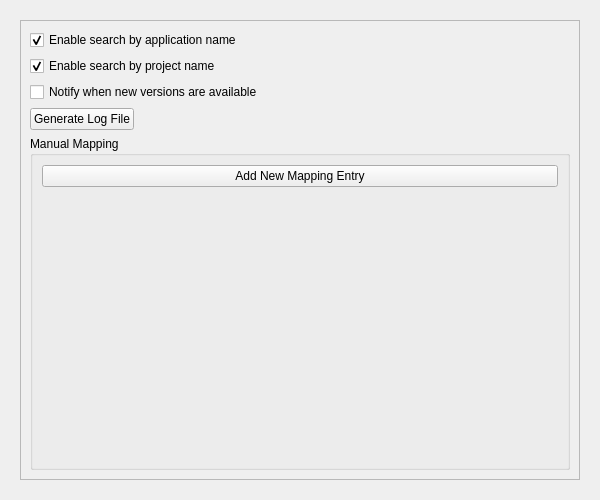
This is src/config/jetbrainsrunner_config.ui in alex1701c/JetBrainsRunner as Qt 5 draws it before an edit. The edited form follows.
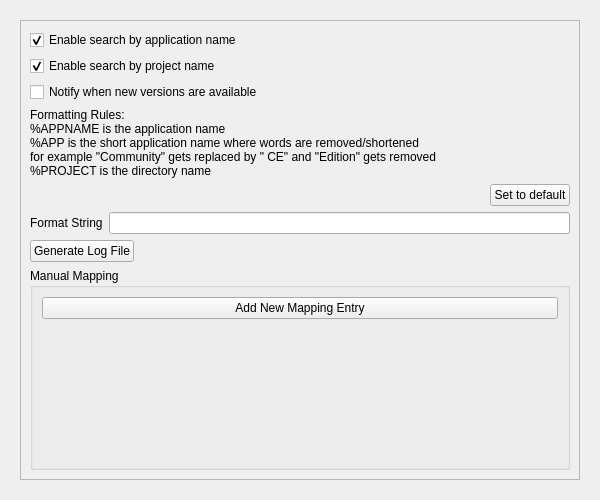
This is the edited form.

```diff
--- a/src/config/jetbrainsrunner_config.ui
+++ b/src/config/jetbrainsrunner_config.ui
@@ -89,6 +89,65 @@
               </property>
              </widget>
             </item>
+            <item>
+             <widget class="QLabel" name="formattingRulesLabel">
+              <property name="text">
+               <string>Formatting Rules:
+%APPNAME is the application name
+%APP is the short application name where words are removed/shortened
+for example &quot;Community&quot; gets replaced by &quot; CE&quot; and &quot;Edition&quot; gets removed
+%PROJECT is the directory name</string>
+              </property>
+              <property name="textInteractionFlags">
+               <set>Qt::LinksAccessibleByMouse|Qt::TextSelectableByMouse</set>
+              </property>
+             </widget>
+            </item>
+            <item>
+             <layout class="QHBoxLayout" name="horizontalLayout_2">
+              <item>
+               <widget class="QLabel" name="formatStringValidationLabel">
+                <property name="text">
+                 <string/>
+                </property>
+                <property name="textInteractionFlags">
+                 <set>Qt::LinksAccessibleByMouse|Qt::TextSelectableByMouse</set>
+                </property>
+               </widget>
+              </item>
+              <item>
+               <widget class="QPushButton" name="defaultFormattingPushButton">
+                <property name="sizePolicy">
+                 <sizepolicy hsizetype="Fixed" vsizetype="Fixed">
+                  <horstretch>0</horstretch>
+                  <verstretch>0</verstretch>
+                 </sizepolicy>
+                </property>
+                <property name="text">
+                 <string>Set to default</string>
+                </property>
+               </widget>
+              </item>
+             </layout>
+            </item>
+            <item>
+             <layout class="QHBoxLayout" name="horizontalLayout">
+              <item>
+               <widget class="QLabel" name="label_2">
+                <property name="text">
+                 <string>Format String</string>
+                </property>
+               </widget>
+              </item>
+              <item>
+               <widget class="QLineEdit" name="formatStringLineEdit">
+                <property name="toolTip">
+                 <string>This string is used to create the displayed text in the options</string>
+                </property>
+               </widget>
+              </item>
+             </layout>
+            </item>
             <item alignment="Qt::AlignLeft">
              <widget class="QPushButton" name="logFilePushButton">
               <property name="toolTip">
```
Left out of the diff: 2 changed lines with no effect on the pictures.
